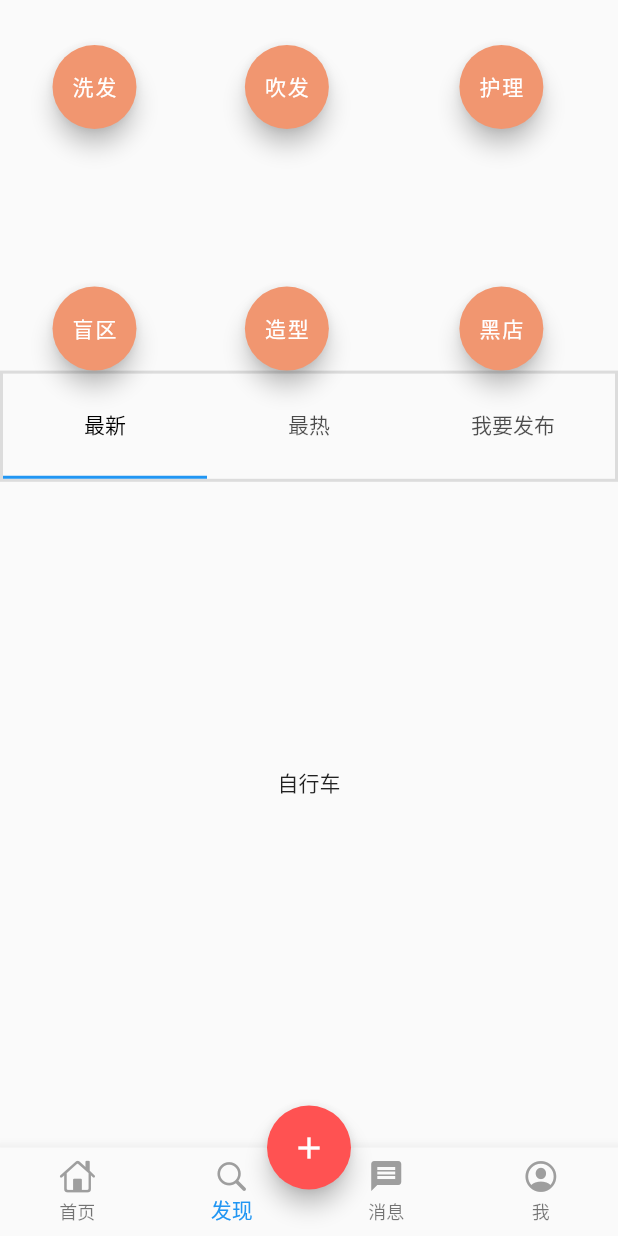
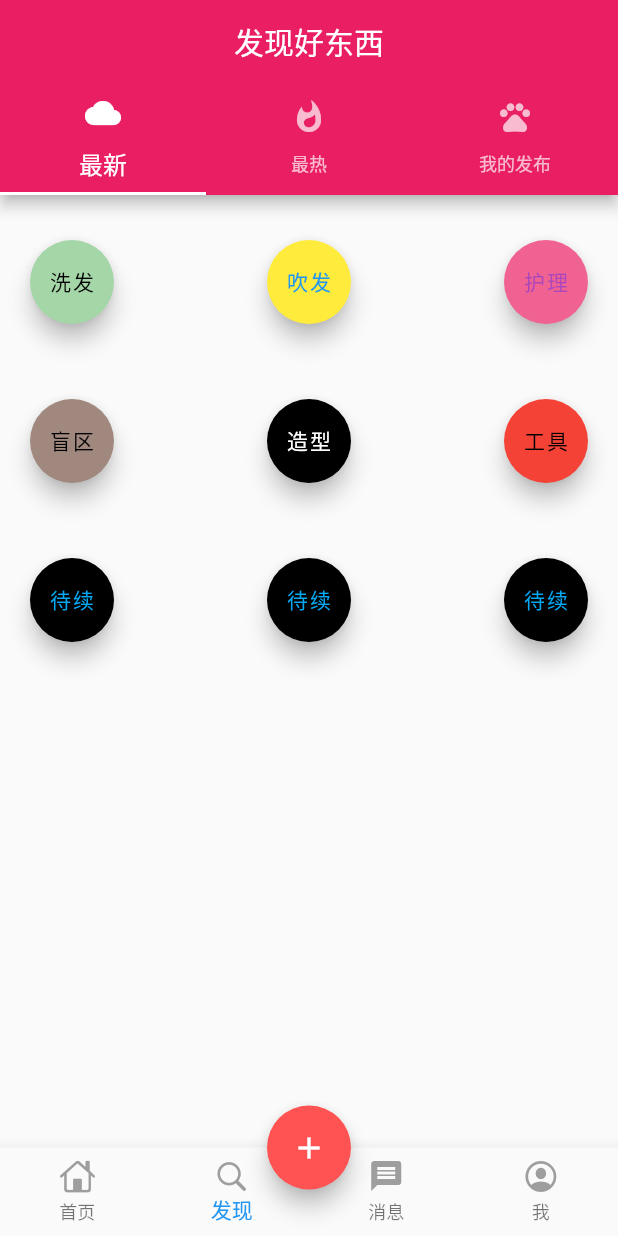
Before and after one commit to 895970721/jinjianzi, a Flutter app: the screen it shows after launch, item 2 of the bottom bar chosen, on a phone screen of 412 x 824 dp. Run offline on Flutter 3.47's test engine with Material 2 defaults, Android fonts, the light colour scheme and no system bars; our stand-ins replace dio, flutter_easyrefresh, flutter_screenutil.

Commit message:
2019/3/20
大改了个人页面和消息界面，修改并且增加了贴士页面，加入了具体按钮

```diff
--- a/lib/pages/found_page.dart
+++ b/lib/pages/found_page.dart
@@ -1,142 +1,14 @@
 import 'package:flutter/material.dart';
 import 'package:flutter_screenutil/flutter_screenutil.dart';
 
-class DoctorPage extends StatelessWidget {
- @override
-    Widget build(BuildContext context) {
-      return Container(
-        child: Column(
-          children: <Widget>[
-            circleview(),//圈圈网格
-            TabBarDemoState(), //导航
-          ],
-        ),
-      );
-    }
-  }
-
-
-
-//圈圈网格
-class circleview extends StatefulWidget {
+class found extends StatefulWidget {
   @override
-  _circleviewState createState() => _circleviewState();
+  _foundState createState() => _foundState();
 }
 
-class _circleviewState extends State<circleview> {
-  @override
-  Widget build(BuildContext context) {
-    ScreenUtil.instance = ScreenUtil(width: 750, height: 1334)..init(context);
-    return Container(
-      margin: EdgeInsets.only(bottom: 0.0),
-      height: ScreenUtil().setHeight(400),
-      child:Column(
-        mainAxisAlignment: MainAxisAlignment.spaceBetween,
-      children: <Widget>[
-        Row (
-        mainAxisAlignment: MainAxisAlignment.spaceBetween,
-        children: <Widget>[
-          Container(
-            margin: EdgeInsets.only(top:30,left: 35),
-          child:
-       new FloatingActionButton(
-           onPressed: () {},
-           foregroundColor: Colors.white,
-           backgroundColor: Color(0xFFf19670),
-           child: Text("洗发"),
-           heroTag: null,
-       )
-       ),
-       Expanded(
-         child:
-         Container(
-           margin: EdgeInsets.only(top:30,left: 40),
-         child:
-        new FloatingActionButton(
-           onPressed: () {},
-           foregroundColor: Colors.white,
-           backgroundColor: Color(0xFFf19670),
-           child: new Text("吹发"),
-           heroTag: null,
-       )
-       )
-       ),
-       Expanded(
-         child:
-         Container(
-           margin: EdgeInsets.only(top:30,left: 40,right: 35),
-           child:
-       new FloatingActionButton(
-           onPressed: () {},
-           foregroundColor: Colors.white,
-           backgroundColor: Color(0xFFf19670),
-           child: new Text("护理"),
-           heroTag: null,
-       )
-       )
-       ),
-     ],
-      ),
-      Row (
-        mainAxisAlignment: MainAxisAlignment.spaceBetween,
-        children: <Widget>[
-          Container(
-            margin: EdgeInsets.only(top:0,left: 35),
-          child:
-       new FloatingActionButton(
-           onPressed: () {},
-           foregroundColor: Colors.white,
-           backgroundColor: Color(0xFFf19670),
-           child: new Text("盲区"),
-           heroTag: null,
-       )
-       ),
-       Expanded(
-         child:
-         Container(
-           margin: EdgeInsets.only(top:0,left: 40),
-         child:
-        new FloatingActionButton(
-           onPressed: () {},
-           foregroundColor: Colors.white,
-           backgroundColor: Color(0xFFf19670),
-           child: new Text("造型"),
-           heroTag: null,
-       )
-       )
-       ),
-       Expanded(
-         child:
-         Container(
-           margin: EdgeInsets.only(top:0,left: 40,right: 35),
-           child:
-       new FloatingActionButton(
-           onPressed: () {},
-           foregroundColor: Colors.white,
-           backgroundColor: Color(0xFFf19670),
-           child: new Text("黑店"),
-           heroTag: null,
-       )
-       )
-       ),
-     ],
-      ),]
-      )
-    );
-  }
-}
-
-
-//中间部分的导航
-class TabBarDemoState extends StatefulWidget {
-  @override
-  _TabBarDemoStateState createState() => _TabBarDemoStateState();
-}
-
-class _TabBarDemoStateState extends State<TabBarDemoState> with SingleTickerProviderStateMixin{
-
+class _foundState extends State<found> with SingleTickerProviderStateMixin{
   TabController _tabController;
-  @override
+ @override
   void dispose() {
     _tabController.dispose();
     super.dispose();
@@ -146,54 +18,185 @@ class _TabBarDemoStateState extends State<TabBarDemoState> with SingleTickerProv
     super.initState();
     _tabController = new TabController(vsync: this, length: 3);
   }
+
   @override
   Widget build(BuildContext context) {
-    ScreenUtil.instance = ScreenUtil(width: 750, height: 1334)..init(context);
-    return Container(
-      margin: EdgeInsets.only(bottom: 0),
-      height: ScreenUtil().setHeight(805),
-      child:
-    new ListView(
-      scrollDirection: Axis.vertical,
-      children: <Widget>[
-          new Container(
-          margin: EdgeInsets.only(top:0),
-          height: ScreenUtil().setHeight(120),
-          decoration: new BoxDecoration(
-          border: new Border.all(width: 2.0, color: Colors.black12),
-          ),
-          child:
-          new TabBar(
-          labelColor: Colors.black,
+    return new Scaffold(
+      appBar: new AppBar(
+        title: new Center(child: new Text('发现好东西'),),
+        backgroundColor: Colors.pink,
+        bottom: new TabBar(
+          indicatorColor: Colors.white,
+          unselectedLabelStyle: TextStyle(fontSize: 12.0),
+          labelStyle: new TextStyle(fontSize: 16.0),
           tabs: <Widget>[
             new Tab(
-              text: '最新'
+              icon: new Icon(Icons.cloud),
+              text: '最新',
             ),
             new Tab(
-              text: '最热'
+              icon: new Icon(Icons.whatshot),
+              text: '最热',
             ),
             new Tab(
-              text: '我要发布'
+              icon: new Icon(Icons.pets),
+              text: '我的发布',
             ),
           ],
-        controller: _tabController,
-        )
+          controller: _tabController,
         ),
+      ),
 
-       new Container(
-        height: ScreenUtil().setHeight(650),
-        child:
-        new TabBarView(
+      body: new TabBarView(
         controller: _tabController,
         children: <Widget>[
-           new Center(child: new Text('自行车')),
-           new Center(child: new Text('自行车')),
-           new Center(child: new Text('自行车')),
+          new Center(child: grid()),
+          new Center(child: new Text('船')),
+          new Center(child: new Text('巴士')),
         ],
       ),
+    );
+  }
+}
+
+
+
+class grid extends StatefulWidget {
+  @override
+  _gridState createState() => _gridState();
+}
+
+class _gridState extends State<grid> {
+
+  @override
+  Widget build(BuildContext context) {
+     ScreenUtil.instance = ScreenUtil(width: 750, height: 1334)..init(context);
+    return Container(
+      margin: EdgeInsets.only(top: 30),
+      child:Column(
+        children: <Widget>[
+      Row(
+        mainAxisAlignment: MainAxisAlignment.spaceBetween,
+        children: <Widget>[
+          Container(
+            margin: EdgeInsets.only(left: 20),
+          child:
+          new FloatingActionButton(
+            onPressed: (){},
+            foregroundColor: Colors.black,
+            backgroundColor: Colors.green[200],
+            child: new Text('洗发'),
+            heroTag: null,
+          ),
+          ),
+         Container(
+          child:
+          new FloatingActionButton(
+            onPressed: (){},
+            foregroundColor: Colors.blue,
+            backgroundColor: Colors.yellow,
+            child: new Text('吹发'),
+            heroTag: null,
+          ),
+          ),
+          Container(
+            margin: EdgeInsets.only(right: 20),
+          child:
+          new FloatingActionButton(
+            onPressed: (){},
+            foregroundColor: Colors.purple[400],
+            backgroundColor: Colors.pink[300],
+            child: new Text('护理'),
+            heroTag: null,
+          ),
+          ),
+        ],
+      ),
+
+      Container(
+        margin: EdgeInsets.only(top: 50),
+        child:
+      Row(
+        mainAxisAlignment: MainAxisAlignment.spaceBetween,
+        children: <Widget>[
+          Container(
+            margin: EdgeInsets.only(left: 20),
+          child:
+          new FloatingActionButton(
+            onPressed: (){},
+            foregroundColor: Colors.black,
+            backgroundColor: Colors.brown[300],
+            child: new Text('盲区'),
+            heroTag: null,
+          ),
+          ),
+         Container(
+          child:
+          new FloatingActionButton(
+            onPressed: (){},
+            foregroundColor: Colors.white,
+            backgroundColor: Colors.black,
+            child: new Text('造型'),
+            heroTag: null,
+          ),
+          ),
+          Container(
+            margin: EdgeInsets.only(right: 20),
+          child:
+          new FloatingActionButton(
+            onPressed: (){},
+            foregroundColor: Colors.black,
+            backgroundColor: Colors.red,
+            child: new Text('工具'),
+            heroTag: null,
+          ),
+          ),
+        ],
+      )
+      ),
+      Container(
+        margin: EdgeInsets.only(top: 50),
+        child:
+      Row(
+        mainAxisAlignment: MainAxisAlignment.spaceBetween,
+        children: <Widget>[
+          Container(
+            margin: EdgeInsets.only(left: 20),
+          child:
+          new FloatingActionButton(
+            onPressed: (){},
+            foregroundColor: Colors.lightBlue,
+            backgroundColor: Colors.black,
+            child: new Text('待续'),
+            heroTag: null,
+          ),
+          ),
+         Container(
+          child:
+          new FloatingActionButton(
+            onPressed: (){},
+            foregroundColor: Colors.lightBlue,
+            backgroundColor: Colors.black,
+            child: new Text('待续'),
+            heroTag: null,
+          ),
+          ),
+          Container(
+            margin: EdgeInsets.only(right: 20),
+          child:
+          new FloatingActionButton(
+            onPressed: (){},
+            foregroundColor: Colors.lightBlue,
+            backgroundColor: Colors.black,
+            child: new Text('待续'),
+            heroTag: null,
+          ),
+          ),
+        ],
+      )
       )
       ]
       )
-      );
+    );
   }
 }
--- a/lib/pages/index_page.dart
+++ b/lib/pages/index_page.dart
@@ -26,7 +26,7 @@ class _IndexPageState extends State<IndexPage> {
   ////保存页面的数组
   final List<Widget> tabBodies = [
     HomePage(),
-    DoctorPage(),
+    found(),
     message(),
     person()
   ];
```
Also changed, not shown: lib/pages/message_page.dart (+5 -2 lines), lib/pages/my_page.dart (+26 -199 lines).
